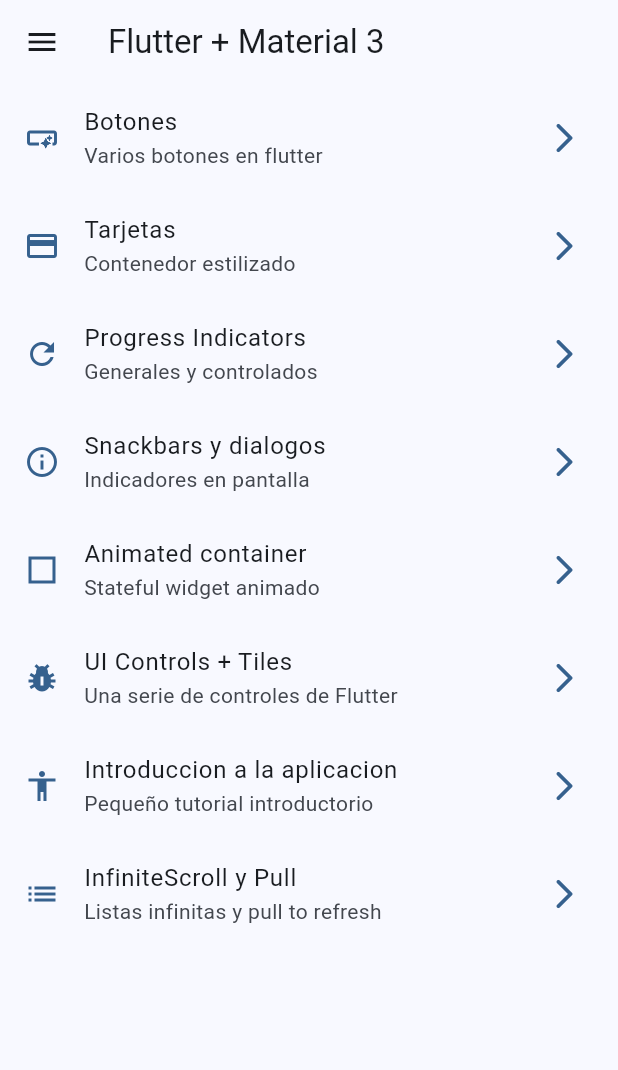
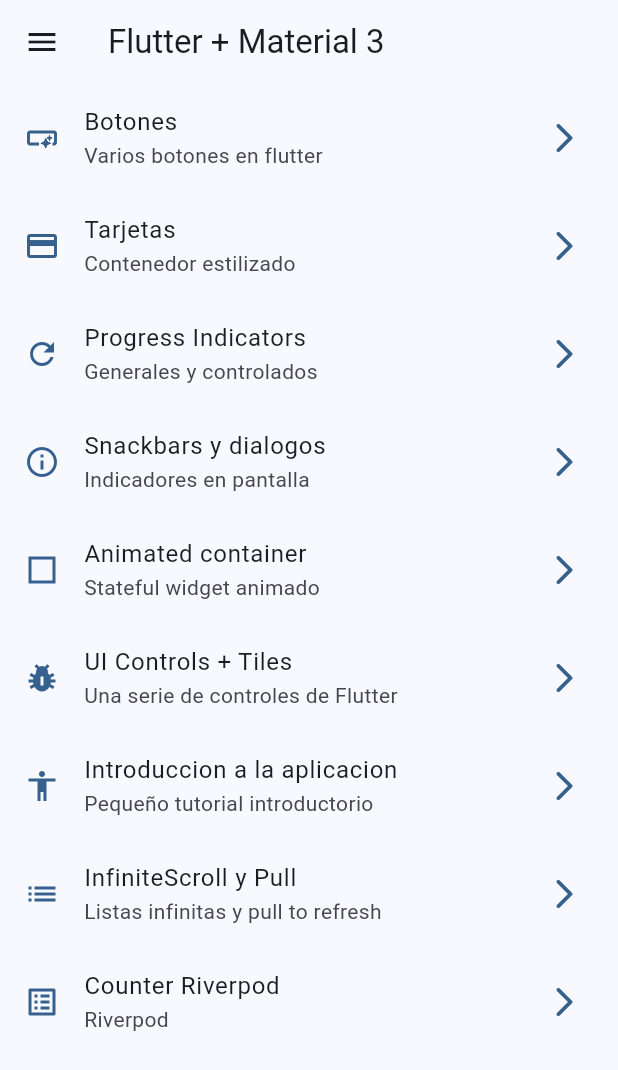
Before and after one commit to alvag/widgets_app_flutter, a Flutter app: the screen it shows after launch, on a phone screen of 412 x 824 dp. Shown: the top 1070 px of the screen. Run offline on Flutter 3.47's test engine with Material 2 defaults, Android fonts, the phone set to English and light mode, and no system bars; our stand-ins replace animate_do, flutter_riverpod, go_router.

Commit message:
Riverpod

```diff
--- a/lib/config/menu/menu_items.dart
+++ b/lib/config/menu/menu_items.dart
@@ -62,4 +62,10 @@ const appMenuItems = <MenuItem>[
     link: '/lists',
     icon: Icons.list,
   ),
+  MenuItem(
+    title: 'Counter Riverpod',
+    subtitle: 'Riverpod',
+    link: '/counter',
+    icon: Icons.list_alt_outlined,
+  ),
 ];
--- a/lib/config/router/app_router.dart
+++ b/lib/config/router/app_router.dart
@@ -48,5 +48,10 @@ final appRouter = GoRouter(
       path: '/lists',
       builder: (context, state) => const InfiniteScrollScreen(),
     ),
+    GoRoute(
+      name: CounterScreen.routeName,
+      path: '/counter',
+      builder: (context, state) => const CounterScreen(),
+    ),
   ],
 );
--- /dev/null
+++ b/lib/presentation/providers/counter_provider.dart
@@ -0,0 +1,3 @@
+import 'package:flutter_riverpod/flutter_riverpod.dart';
+
+final counterProvider = StateProvider((ref) => 5);
--- /dev/null
+++ b/lib/presentation/providers/theme_provider.dart
@@ -0,0 +1,3 @@
+import 'package:flutter_riverpod/flutter_riverpod.dart';
+
+final isDarkModeProvider = StateProvider((ref) => false);
--- a/lib/presentation/screens/screens.dart
+++ b/lib/presentation/screens/screens.dart
@@ -1,3 +1,4 @@
+export 'package:widgets_app/presentation/screens/counter/counter_screen.dart';
 export 'package:widgets_app/presentation/screens/animated/animated_screen.dart';
 export 'package:widgets_app/presentation/screens/app_tutorial/app_tutorial_screen.dart';
 export 'package:widgets_app/presentation/screens/infinite_scroll/infinite_scroll_screen.dart';
--- a/pubspec.yaml
+++ b/pubspec.yaml
@@ -10,6 +10,7 @@ dependencies:
   animate_do: ^3.0.2
   flutter:
     sdk: flutter
+  flutter_riverpod: ^2.3.6
   go_router: ^7.1.1
 
 dev_dependencies:
```
Also changed, not shown: lib/main.dart (+6 -1 lines), lib/presentation/screens/counter/counter_screen.dart (added, +44 -0 lines), pubspec.lock.
